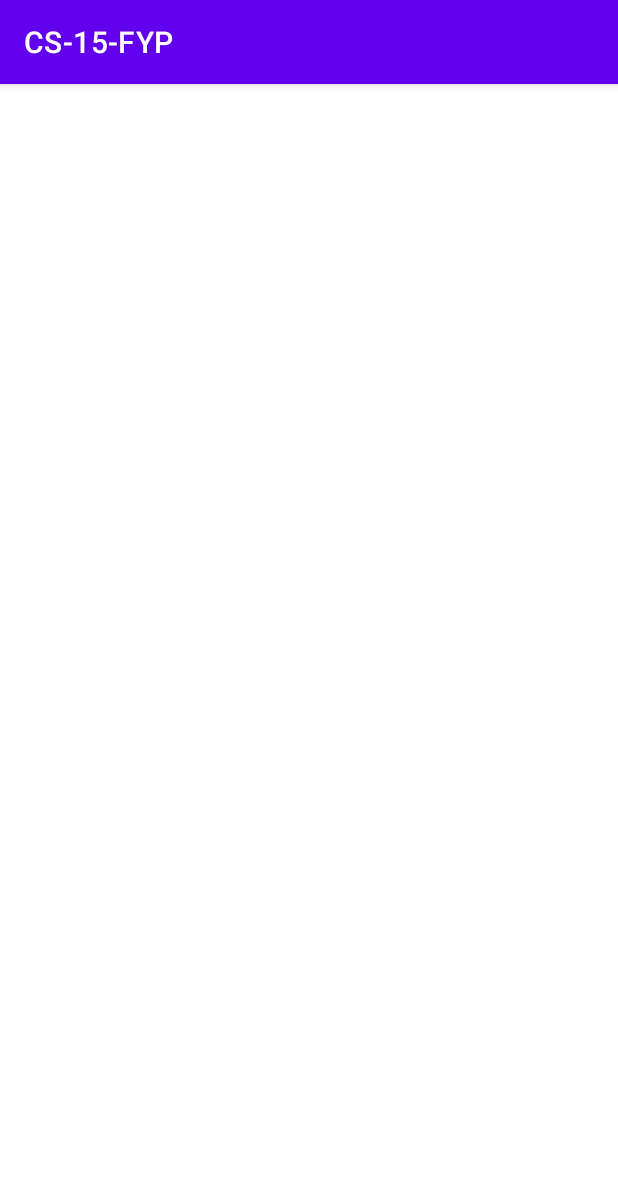
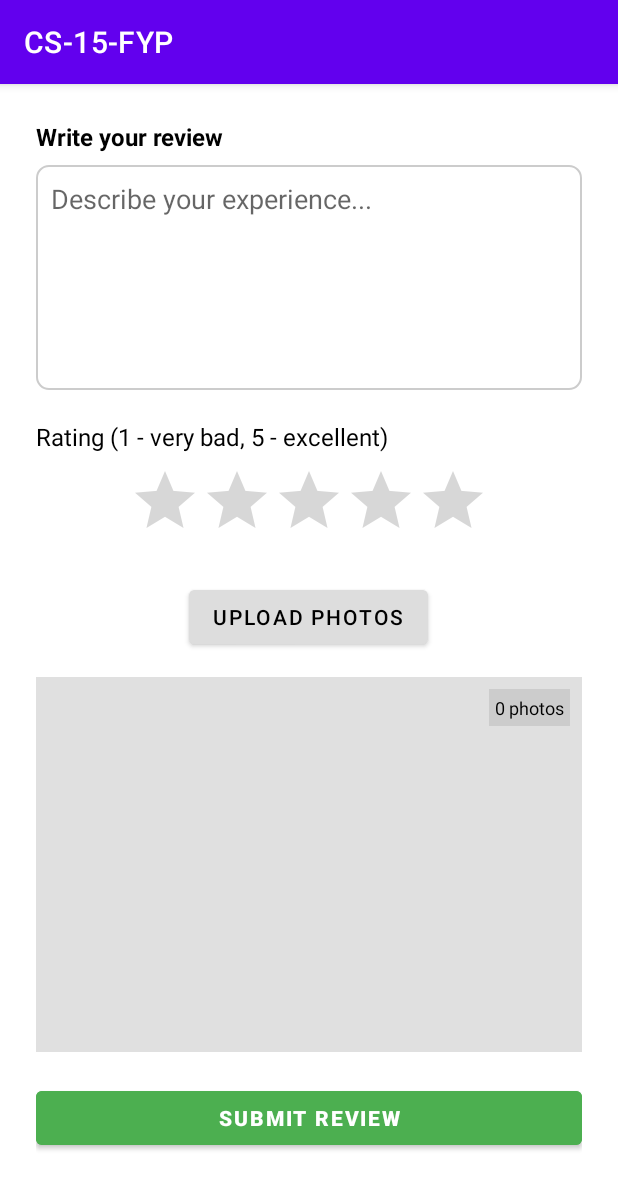
Before and after one commit to JianingWangGit/CS15FYP, an Android app: the GiveReviewActivity screen opened directly, with no data from a screen before it, on a phone screen of 412 x 824 dp. Shown: the top 1189 px of the screen. Run offline under Robolectric (Android 15) with nearby library versions, the phone set to English and light mode, and no system bars.

Commit message:
Give Review Page UI done

```diff
--- a/app/src/main/AndroidManifest.xml
+++ b/app/src/main/AndroidManifest.xml
@@ -13,7 +13,10 @@
         android:theme="@style/Theme.CS15FYP"
         tools:targetApi="31">
         <activity
-            android:name=".MainActivity"
+            android:name=".GiveReviewActivity"
+            android:exported="false" />
+        <activity
+            android:name=".RestInfo"
             android:exported="false" />
     </application>
 
--- a/app/src/main/java/com/example/cs_15_fyp/MainActivity.java
+++ b/app/src/main/java/com/example/cs_15_fyp/GiveReviewActivity.java
@@ -8,13 +8,14 @@ import androidx.core.graphics.Insets;
 import androidx.core.view.ViewCompat;
 import androidx.core.view.WindowInsetsCompat;
 
-public class MainActivity extends AppCompatActivity {
+public class GiveReviewActivity extends AppCompatActivity {
 
     @Override
     protected void onCreate(Bundle savedInstanceState) {
         super.onCreate(savedInstanceState);
         EdgeToEdge.enable(this);
-        setContentView(R.layout.activity_main);
+        setContentView(R.layout.activity_give_review);
+
         ViewCompat.setOnApplyWindowInsetsListener(findViewById(R.id.main), (v, insets) -> {
             Insets systemBars = insets.getInsets(WindowInsetsCompat.Type.systemBars());
             v.setPadding(systemBars.left, systemBars.top, systemBars.right, systemBars.bottom);
--- /dev/null
+++ b/app/src/main/java/com/example/cs_15_fyp/RestInfo.java
@@ -0,0 +1,24 @@
+package com.example.cs_15_fyp;
+
+import android.os.Bundle;
+
+import androidx.activity.EdgeToEdge;
+import androidx.appcompat.app.AppCompatActivity;
+import androidx.core.graphics.Insets;
+import androidx.core.view.ViewCompat;
+import androidx.core.view.WindowInsetsCompat;
+
+public class RestInfo extends AppCompatActivity {
+
+    @Override
+    protected void onCreate(Bundle savedInstanceState) {
+        super.onCreate(savedInstanceState);
+        EdgeToEdge.enable(this);
+        setContentView(R.layout.activity_main);
+        ViewCompat.setOnApplyWindowInsetsListener(findViewById(R.id.main), (v, insets) -> {
+            Insets systemBars = insets.getInsets(WindowInsetsCompat.Type.systemBars());
+            v.setPadding(systemBars.left, systemBars.top, systemBars.right, systemBars.bottom);
+            return insets;
+        });
+    }
+}
--- /dev/null
+++ b/app/src/main/res/drawable/edittext_border.xml
@@ -0,0 +1,8 @@
+<?xml version="1.0" encoding="utf-8"?>
+<shape xmlns:android="http://schemas.android.com/apk/res/android">
+    <solid android:color="#FFFFFF" />
+    <stroke
+        android:width="1dp"
+        android:color="#CCCCCC" />
+    <corners android:radius="8dp" />
+</shape>
--- /dev/null
+++ b/app/src/main/res/layout/activity_give_review.xml
@@ -0,0 +1,122 @@
+<?xml version="1.0" encoding="utf-8"?>
+<ScrollView xmlns:android="http://schemas.android.com/apk/res/android"
+    xmlns:app="http://schemas.android.com/apk/res-auto"
+    android:id="@+id/main"
+    android:layout_width="match_parent"
+    android:layout_height="match_parent"
+    android:fillViewport="true">
+
+    <LinearLayout
+        android:layout_width="match_parent"
+        android:layout_height="wrap_content"
+        android:orientation="vertical"
+        android:padding="24dp"
+        android:gravity="center_horizontal">
+
+        <!-- Text box label -->
+        <TextView
+            android:layout_width="match_parent"
+            android:layout_height="wrap_content"
+            android:text="Write your review"
+            android:textSize="16sp"
+            android:textStyle="bold"
+            android:textColor="#000000" />
+
+        <!-- Text box (larger for multiple lines) -->
+        <EditText
+            android:id="@+id/editTextReview"
+            android:layout_width="match_parent"
+            android:layout_height="150dp"
+            android:hint="Describe your experience..."
+            android:inputType="textMultiLine"
+            android:gravity="top"
+            android:background="@drawable/edittext_border"
+            android:padding="10dp"
+            android:layout_marginTop="8dp"/>
+
+        <!-- Rating label -->
+        <TextView
+            android:layout_width="match_parent"
+            android:layout_height="wrap_content"
+            android:text="Rating (1 - very bad, 5 - excellent)"
+            android:textSize="16sp"
+            android:textColor="#000000"
+            android:layout_marginTop="20dp" />
+
+        <!-- Rating Bar -->
+        <RatingBar
+            android:id="@+id/ratingBar"
+            android:layout_width="wrap_content"
+            android:layout_height="wrap_content"
+            android:numStars="5"
+            android:stepSize="1.0"
+            android:layout_marginTop="8dp" />
+
+        <!-- Upload button -->
+        <Button
+            android:id="@+id/btnUploadPhotos"
+            android:layout_width="wrap_content"
+            android:layout_height="wrap_content"
+            android:text="Upload Photos"
+            android:backgroundTint="#DDDDDD"
+            android:textColor="#000000"
+            android:layout_marginTop="20dp" />
+
+        <!-- Photo upload container -->
+        <FrameLayout
+            android:id="@+id/photoFrame"
+            android:layout_width="match_parent"
+            android:layout_height="250dp"
+            android:background="#E0E0E0"
+            android:layout_marginTop="16dp"
+            android:padding="8dp">
+
+            <!-- Horizontal scroll for images -->
+            <HorizontalScrollView
+                android:layout_width="match_parent"
+                android:layout_height="match_parent"
+                android:scrollbars="none">
+
+                <LinearLayout
+                    android:id="@+id/photoContainer"
+                    android:layout_width="wrap_content"
+                    android:layout_height="match_parent"
+                    android:orientation="horizontal"
+                    android:gravity="center_vertical" />
+            </HorizontalScrollView>
+
+            <!-- Photo count (top-right corner) -->
+            <TextView
+                android:id="@+id/photoCount"
+                android:layout_width="wrap_content"
+                android:layout_height="wrap_content"
+                android:text="0 photos"
+                android:textColor="#000000"
+                android:background="#CCCCCC"
+                android:padding="4dp"
+                android:textSize="12sp"
+                android:layout_gravity="top|end" />
+
+            <!-- Page indicators (dots) -->
+            <LinearLayout
+                android:id="@+id/pageDots"
+                android:layout_width="wrap_content"
+                android:layout_height="wrap_content"
+                android:orientation="horizontal"
+                android:layout_gravity="bottom|center_horizontal"
+                android:layout_marginBottom="8dp" />
+        </FrameLayout>
+
+        <!-- Optional Submit Button -->
+        <Button
+            android:id="@+id/btnSubmitReview"
+            android:layout_width="match_parent"
+            android:layout_height="wrap_content"
+            android:text="Submit Review"
+            android:backgroundTint="#4CAF50"
+            android:textColor="#FFFFFF"
+            android:textStyle="bold"
+            android:layout_marginTop="20dp" />
+
+    </LinearLayout>
+</ScrollView>
--- a/app/src/main/res/layout/activity_main.xml
+++ b/app/src/main/res/layout/activity_main.xml
@@ -5,6 +5,6 @@
     android:id="@+id/main"
     android:layout_width="match_parent"
     android:layout_height="match_parent"
-    tools:context=".MainActivity">
+    tools:context=".RestInfo">
 
 </androidx.constraintlayout.widget.ConstraintLayout>
```
